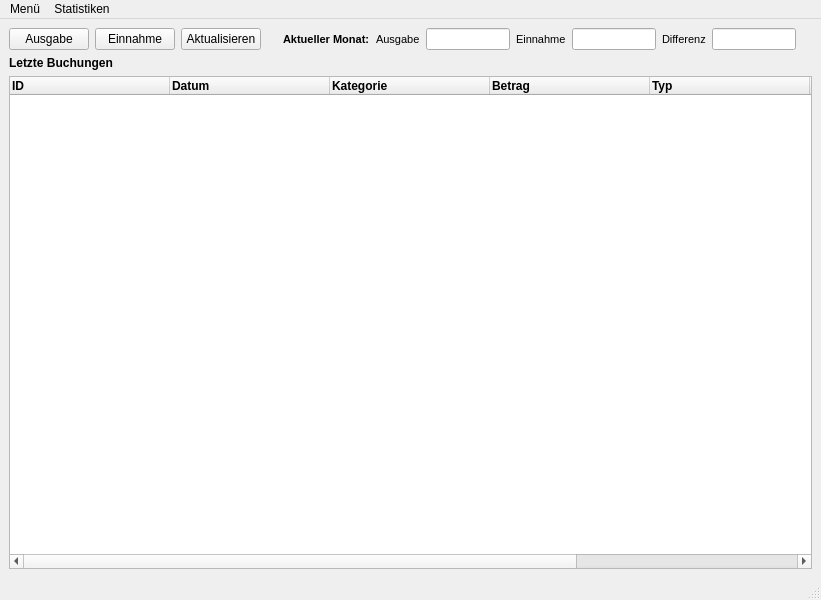
Before: the Qt Designer form ui/mainwindow.ui in FabianGuillemin/expenseManager, drawn with Qt 5.
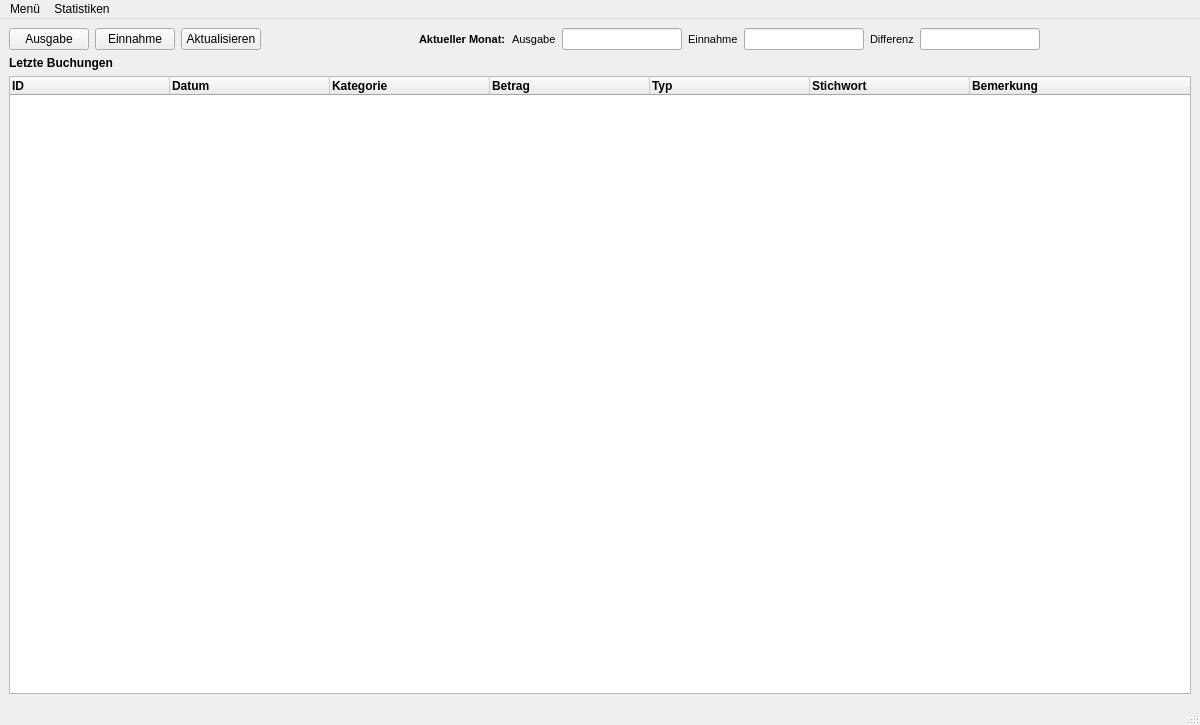
After: the same form once the commit is applied.

```diff
--- a/ui/mainwindow.ui
+++ b/ui/mainwindow.ui
@@ -6,10 +6,16 @@
    <rect>
     <x>0</x>
     <y>0</y>
-    <width>821</width>
-    <height>600</height>
+    <width>1200</width>
+    <height>725</height>
    </rect>
   </property>
+  <property name="minimumSize">
+   <size>
+    <width>1200</width>
+    <height>0</height>
+   </size>
+  </property>
   <property name="windowTitle">
    <string>MainWindow</string>
   </property>
@@ -185,6 +191,12 @@
     </item>
     <item row="2" column="0">
      <widget class="QTableWidget" name="tableWidget">
+      <property name="minimumSize">
+       <size>
+        <width>0</width>
+        <height>0</height>
+       </size>
+      </property>
       <property name="contextMenuPolicy">
        <enum>Qt::DefaultContextMenu</enum>
       </property>
@@ -333,7 +345,7 @@
     <rect>
      <x>0</x>
      <y>0</y>
-     <width>821</width>
+     <width>1200</width>
      <height>26</height>
     </rect>
    </property>
```
